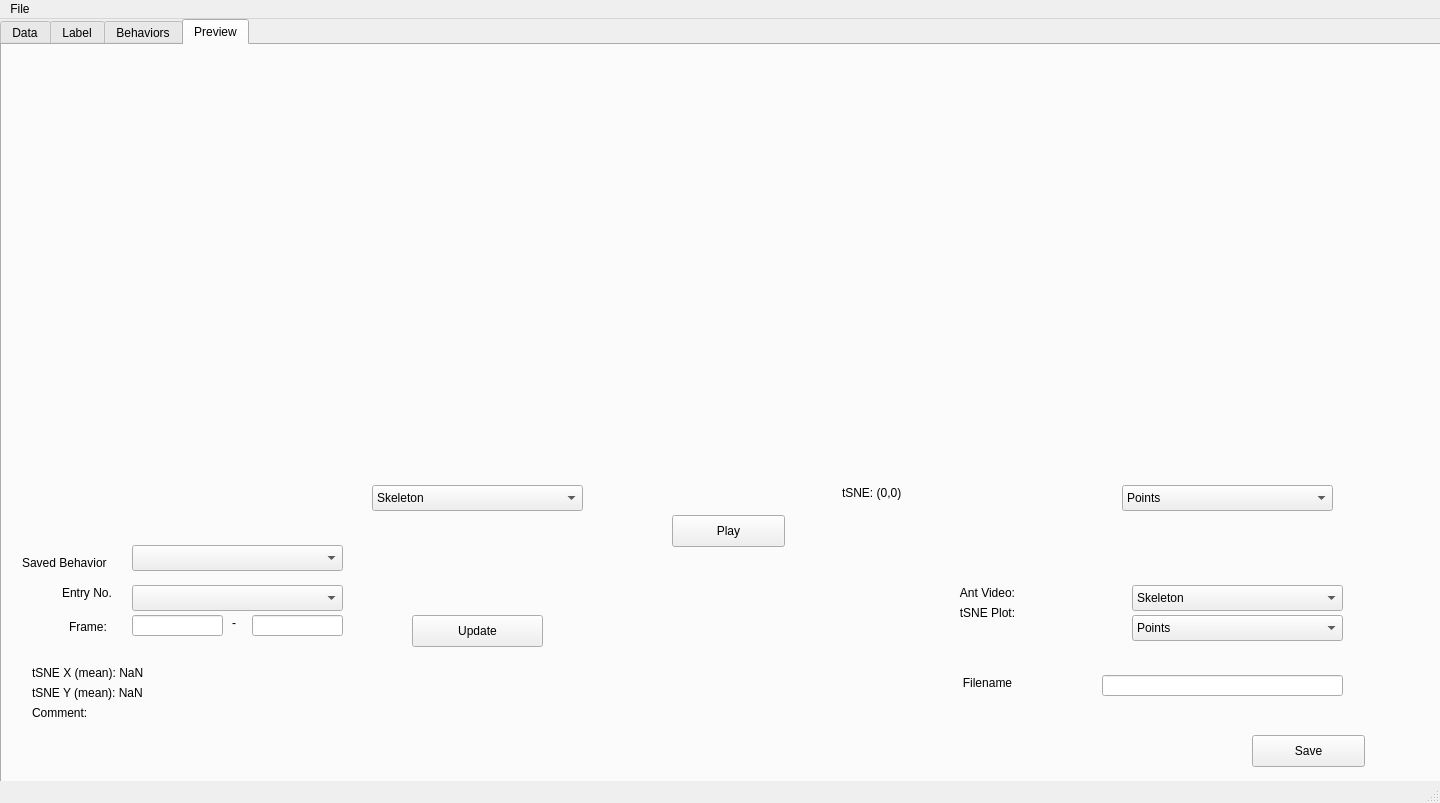
Before: the Qt Designer form UI/Ui_MainWindow.ui in DongHur/BM_GUI, drawn with Qt 5.
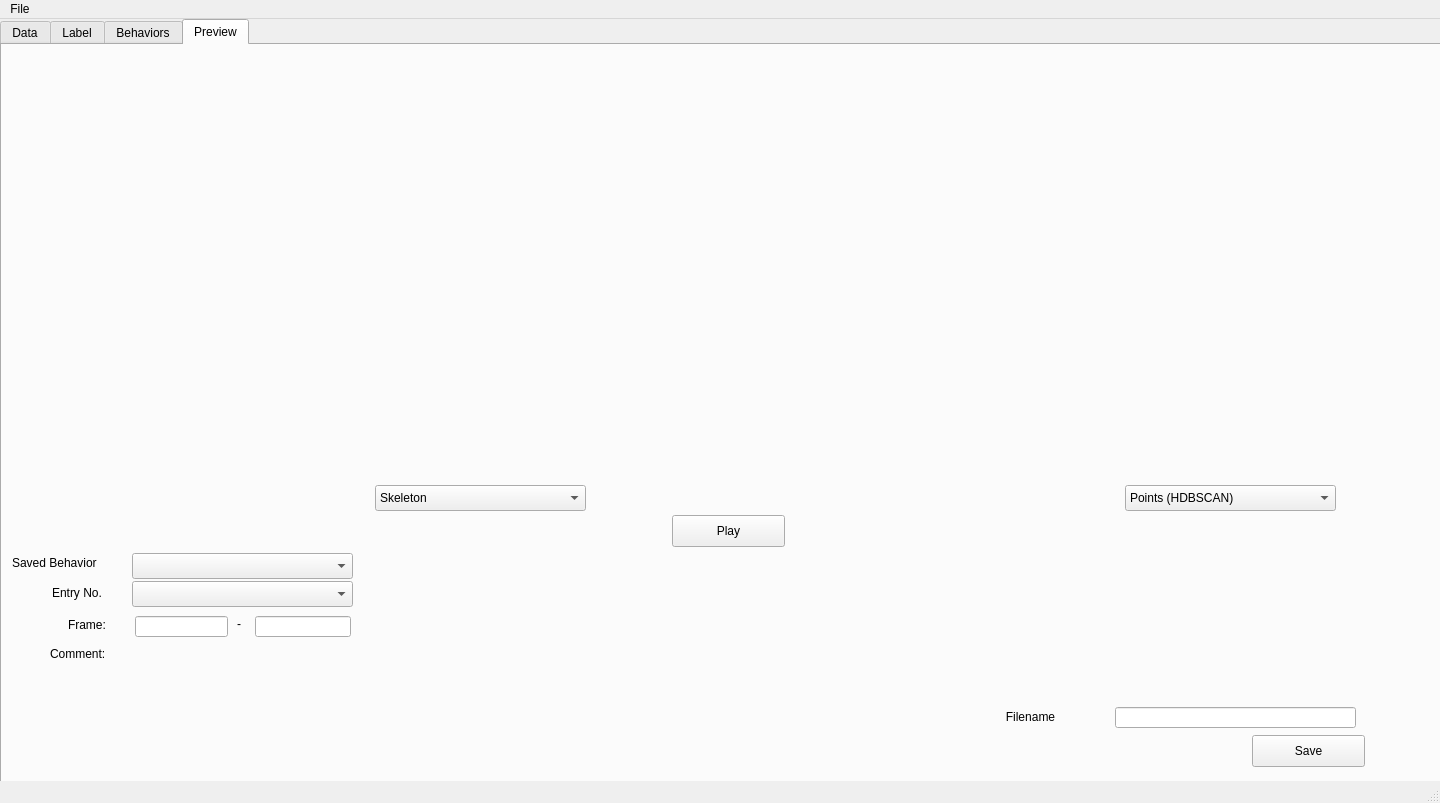
After: the same form once the commit is applied. The open tabs and pages were chosen to show the change.

Commit message: most functionality is finished except for saving video

Patch:
```diff
--- a/UI/Ui_MainWindow.ui
+++ b/UI/Ui_MainWindow.ui
@@ -704,23 +704,10 @@
        <string>Save</string>
       </property>
      </widget>
-     <widget class="QPushButton" name="Preview_Update_Button">
-      <property name="geometry">
-       <rect>
-        <x>410</x>
-        <y>570</y>
-        <width>131</width>
-        <height>32</height>
-       </rect>
-      </property>
-      <property name="text">
-       <string>Update</string>
-      </property>
-     </widget>
      <widget class="QLabel" name="savedBehaviorEntryLabel">
       <property name="geometry">
        <rect>
-        <x>60</x>
+        <x>50</x>
         <y>540</y>
         <width>60</width>
         <height>16</height>
@@ -733,8 +720,8 @@
      <widget class="QLabel" name="saveDashLabel">
       <property name="geometry">
        <rect>
-        <x>230</x>
-        <y>570</y>
+        <x>235</x>
+        <y>571</y>
         <width>16</width>
         <height>16</height>
        </rect>
@@ -757,9 +744,9 @@
      <widget class="QLineEdit" name="Preview_Stop_Frame_LineEdit">
       <property name="geometry">
        <rect>
-        <x>250</x>
-        <y>570</y>
-        <width>91</width>
+        <x>253</x>
+        <y>571</y>
+        <width>96</width>
         <height>21</height>
        </rect>
       </property>
@@ -773,8 +760,8 @@
      <widget class="QLabel" name="saveFilenameLabel">
       <property name="geometry">
        <rect>
-        <x>920</x>
-        <y>630</y>
+        <x>963</x>
+        <y>664</y>
         <width>131</width>
         <height>16</height>
        </rect>
@@ -790,8 +777,8 @@
       <property name="geometry">
        <rect>
         <x>130</x>
-        <y>500</y>
-        <width>211</width>
+        <y>508</y>
+        <width>221</width>
         <height>26</height>
        </rect>
       </property>
@@ -815,8 +802,8 @@
      <widget class="QLineEdit" name="Preview_Filename_LineEdit">
       <property name="geometry">
        <rect>
-        <x>1100</x>
-        <y>630</y>
+        <x>1113</x>
+        <y>662</y>
         <width>241</width>
         <height>21</height>
        </rect>
@@ -829,43 +816,17 @@
       <property name="geometry">
        <rect>
         <x>130</x>
-        <y>540</y>
-        <width>211</width>
+        <y>536</y>
+        <width>221</width>
         <height>26</height>
        </rect>
       </property>
      </widget>
-     <widget class="QLabel" name="Preview_tSNEY_Label">
-      <property name="geometry">
-       <rect>
-        <x>30</x>
-        <y>640</y>
-        <width>241</width>
-        <height>16</height>
-       </rect>
-      </property>
-      <property name="text">
-       <string>tSNE Y (mean): NaN</string>
-      </property>
-     </widget>
-     <widget class="QLabel" name="Preview_tSNEX_Label">
-      <property name="geometry">
-       <rect>
-        <x>30</x>
-        <y>620</y>
-        <width>241</width>
-        <height>16</height>
-       </rect>
-      </property>
-      <property name="text">
-       <string>tSNE X (mean): NaN</string>
-      </property>
-     </widget>
      <widget class="QLabel" name="frameLabel2">
       <property name="geometry">
        <rect>
-        <x>67</x>
-        <y>574</y>
+        <x>66</x>
+        <y>572</y>
         <width>41</width>
         <height>16</height>
        </rect>
@@ -877,7 +838,7 @@
      <widget class="QLabel" name="savedBehaviorLabel">
       <property name="geometry">
        <rect>
-        <x>20</x>
+        <x>10</x>
         <y>510</y>
         <width>101</width>
         <height>16</height>
@@ -890,7 +851,7 @@
      <widget class="QComboBox" name="Preview_Ant_ComboBox">
       <property name="geometry">
        <rect>
-        <x>370</x>
+        <x>373</x>
         <y>440</y>
         <width>211</width>
         <height>26</height>
@@ -915,7 +876,7 @@
      <widget class="QComboBox" name="Preview_tSNE_ComboBox">
       <property name="geometry">
        <rect>
-        <x>1120</x>
+        <x>1123</x>
         <y>440</y>
         <width>211</width>
         <height>26</height>
@@ -923,22 +884,7 @@
       </property>
       <item>
        <property name="text">
-        <string>Points</string>
-       </property>
-      </item>
-      <item>
-       <property name="text">
-        <string>Points + Density</string>
-       </property>
-      </item>
-      <item>
-       <property name="text">
-        <string>Points + Watershed</string>
-       </property>
-      </item>
-      <item>
-       <property name="text">
-        <string>Points + Density + Watershed</string>
+        <string>Points (HDBSCAN)</string>
        </property>
       </item>
      </widget>
@@ -953,25 +899,12 @@
       </property>
       <layout class="QHBoxLayout" name="Preview_tSNE_Layout"/>
      </widget>
-     <widget class="QLabel" name="editBehaviorLabel_4">
-      <property name="geometry">
-       <rect>
-        <x>840</x>
-        <y>440</y>
-        <width>221</width>
-        <height>16</height>
-       </rect>
-      </property>
-      <property name="text">
-       <string>tSNE: (0,0)</string>
-      </property>
-     </widget>
      <widget class="QLineEdit" name="Preview_Start_Frame_LineEdit">
       <property name="geometry">
        <rect>
-        <x>130</x>
-        <y>570</y>
-        <width>91</width>
+        <x>133</x>
+        <y>571</y>
+        <width>93</width>
         <height>21</height>
        </rect>
       </property>
@@ -985,101 +918,30 @@
      <widget class="QLabel" name="Preview_Comment_Label">
       <property name="geometry">
        <rect>
-        <x>30</x>
-        <y>660</y>
-        <width>241</width>
-        <height>16</height>
+        <x>48</x>
+        <y>598</y>
+        <width>291</width>
+        <height>21</height>
        </rect>
       </property>
       <property name="text">
        <string>Comment:</string>
       </property>
      </widget>
-     <widget class="QComboBox" name="Preview_Ant_Save_ComboBox">
+     <widget class="QLabel" name="Comment_Label">
       <property name="geometry">
        <rect>
-        <x>1130</x>
-        <y>540</y>
-        <width>211</width>
-        <height>26</height>
+        <x>133</x>
+        <y>603</y>
+        <width>361</width>
+        <height>121</height>
        </rect>
       </property>
-      <item>
-       <property name="text">
-        <string>Skeleton</string>
-       </property>
-      </item>
-      <item>
-       <property name="text">
-        <string>Skeleton + Video</string>
-       </property>
-      </item>
-      <item>
-       <property name="text">
-        <string>Video</string>
-       </property>
-      </item>
-     </widget>
-     <widget class="QComboBox" name="Preview_tSNE_Save_ComboBox">
-      <property name="geometry">
-       <rect>
-        <x>1130</x>
-        <y>570</y>
-        <width>211</width>
-        <height>26</height>
-       </rect>
-      </property>
-      <item>
-       <property name="text">
-        <string>Points</string>
-       </property>
-      </item>
-      <item>
-       <property name="text">
-        <string>Points + Density</string>
-       </property>
-      </item>
-      <item>
-       <property name="text">
-        <string>Points + Watershed</string>
-       </property>
-      </item>
-      <item>
-       <property name="text">
-        <string>Points + Density + Watershed</string>
-       </property>
-      </item>
-     </widget>
-     <widget class="QLabel" name="saveFilenameLabel_2">
-      <property name="geometry">
-       <rect>
-        <x>870</x>
-        <y>540</y>
-        <width>231</width>
-        <height>16</height>
-       </rect>
-      </property>
       <property name="text">
-       <string>Ant Video:</string>
+       <string/>
       </property>
       <property name="alignment">
-       <set>Qt::AlignCenter</set>
-      </property>
-     </widget>
-     <widget class="QLabel" name="saveFilenameLabel_3">
-      <property name="geometry">
-       <rect>
-        <x>870</x>
-        <y>560</y>
-        <width>231</width>
-        <height>16</height>
-       </rect>
-      </property>
-      <property name="text">
-       <string>tSNE Plot:</string>
-      </property>
-      <property name="alignment">
-       <set>Qt::AlignCenter</set>
+       <set>Qt::AlignLeading|Qt::AlignLeft|Qt::AlignTop</set>
       </property>
      </widget>
     </widget>
```
Left out of the diff: 166 changed lines with no effect on the pictures. The commit also changes 11 other files.
